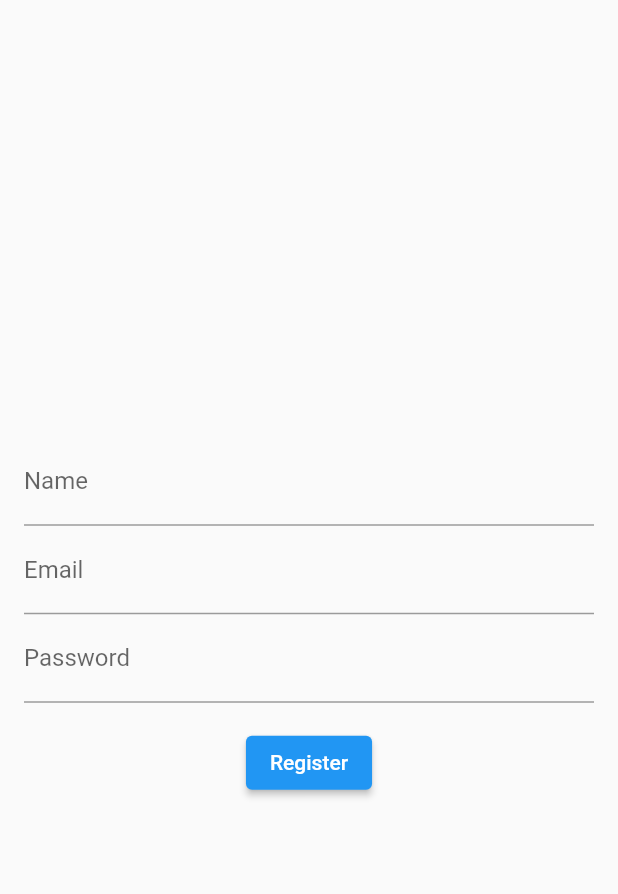
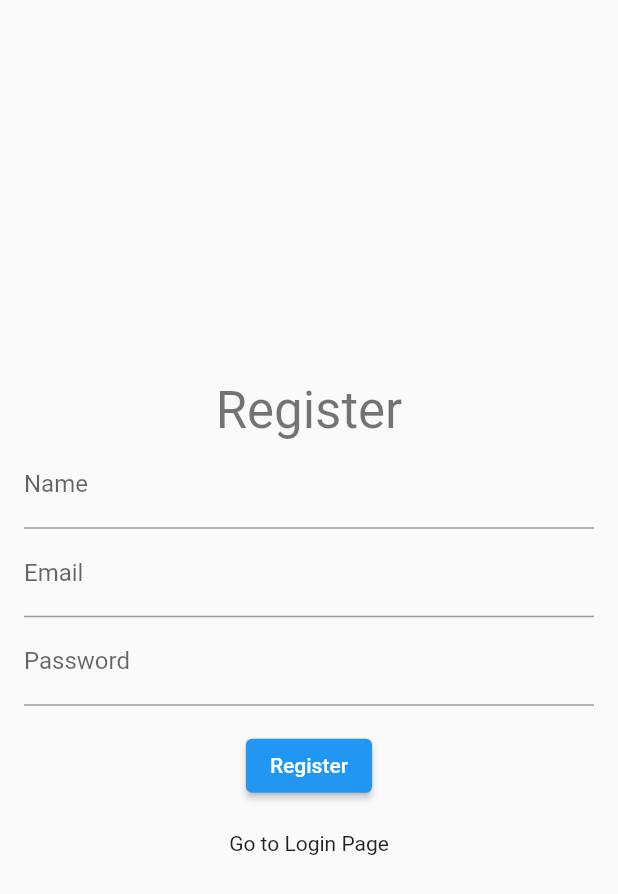
Before and after one commit to rizkyferdian/flutter_klip, a Flutter app: the RegisterPage screen opened directly, on a phone screen of 412 x 824 dp. Shown: the top 894 px of the screen. Run offline on Flutter 3.47's test engine with Material 2 defaults, Android fonts, the phone set to English and light mode, and no system bars.

Commit message:
add register link

```diff
--- a/lib/pages/RegisterPage.dart
+++ b/lib/pages/RegisterPage.dart
@@ -1,4 +1,5 @@
 import 'package:flutter/material.dart';
+import 'package:tubes_klip/pages/LoginPage.dart';
 
 class RegisterPage extends StatefulWidget {
   @override
@@ -18,6 +19,10 @@ class _RegisterPageState extends State<RegisterPage> {
         child: Column(
           mainAxisAlignment: MainAxisAlignment.center,
           children: [
+            Text(
+              'Register',
+              style: Theme.of(context).textTheme.headline4,
+            ),
             TextFormField(
               controller: _nameController,
               decoration: InputDecoration(
@@ -45,6 +50,18 @@ class _RegisterPageState extends State<RegisterPage> {
               },
               child: Text('Register'),
             ),
+            SizedBox(
+              height: 20,
+            ),
+            GestureDetector(
+              onTap: () {
+                Navigator.push(
+                  context,
+                  MaterialPageRoute(builder: (context) => LoginPage()),
+                );
+              },
+              child: Text('Go to Login Page'),
+            )
           ],
         ),
       ),
```
